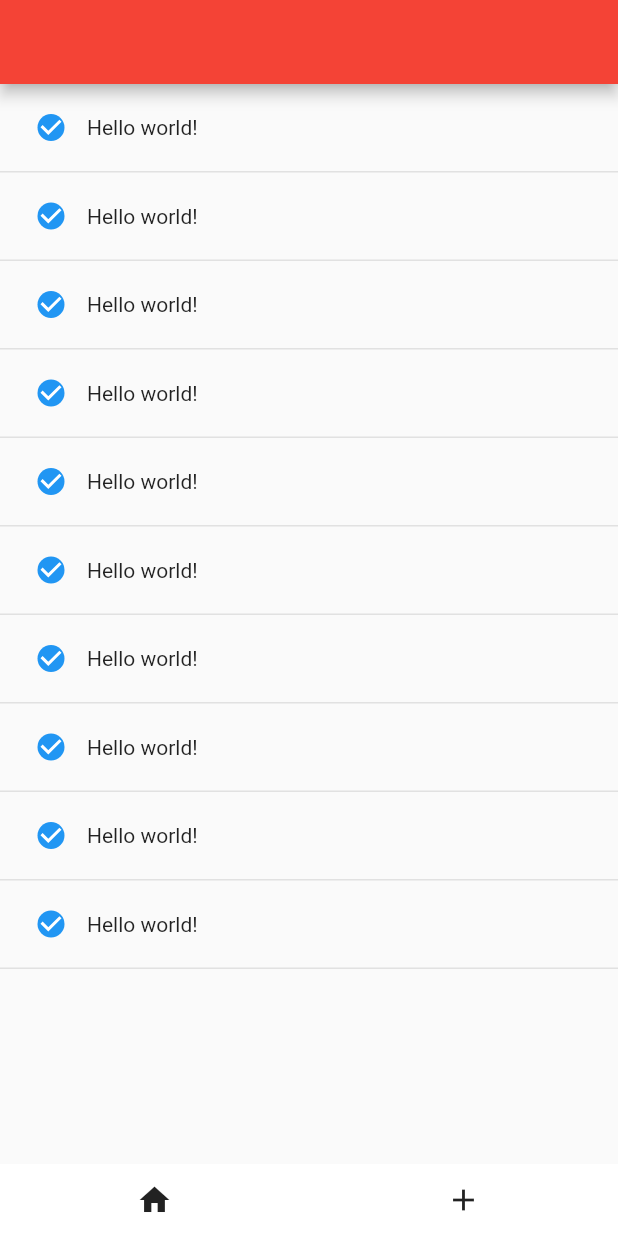
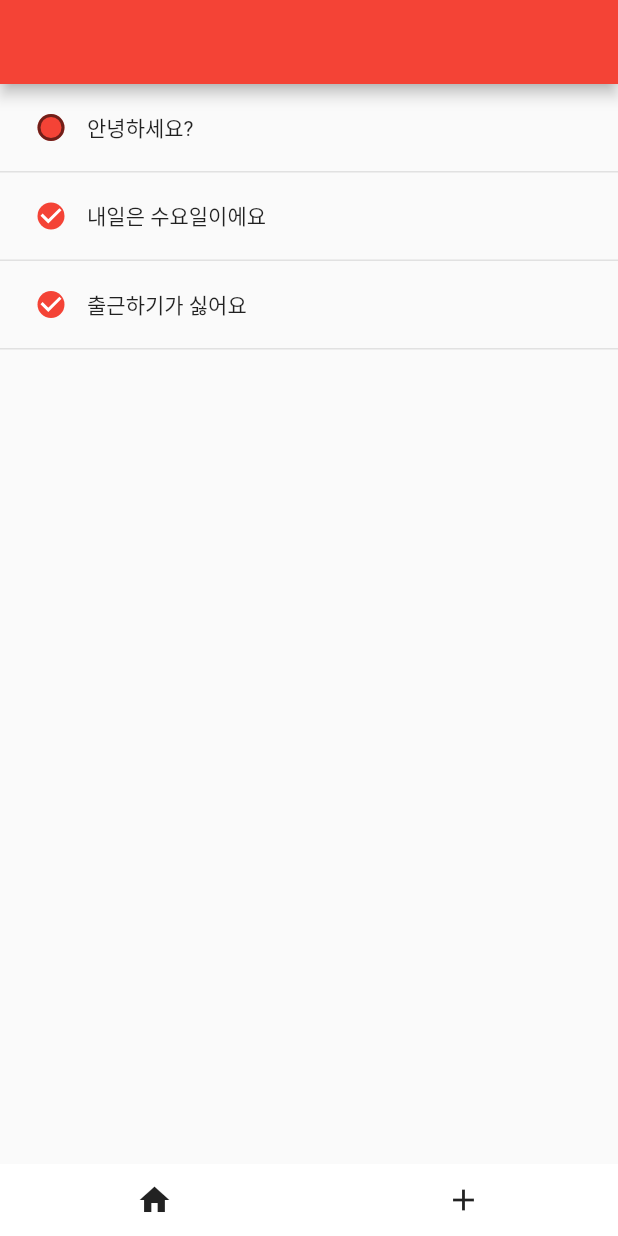
Before and after one commit to flxh4894/todolist, a Flutter app: the screen it shows after launch, on a phone screen of 412 x 824 dp. Run offline on Flutter 3.47's test engine with Material 2 defaults, Android fonts, the phone set to English and light mode, and no system bars; our stand-ins replace firebase_core, get; accounts and stored records are empty; Roboto replaces fonts that are missing (SpoqaHanSansNeo).

Commit message:
todo 클릭시 상태 변경되도록 변경 컨트롤러(서비스) 바인딩 추가 todo 모델 추가

```diff
--- a/lib/binding/init_binding.dart
+++ b/lib/binding/init_binding.dart
@@ -1,7 +1,9 @@
 import 'package:get/get.dart';
+import 'package:todolist/controllers/todo_controller.dart';
 
 class InitBinding extends Bindings {
   @override
   void dependencies() {
+    Get.put(ToDoController());
   }
 }
--- a/lib/components/todo.dart
+++ b/lib/components/todo.dart
@@ -1,11 +1,14 @@
 import 'package:flutter/material.dart';
+import 'package:todolist/controllers/todo_controller.dart';
 
 class ToDoComponent extends StatelessWidget {
+  final int index;
   final String todo;
   final bool flag;
 
   const ToDoComponent({
     Key? key,
+    required this.index,
     required this.todo,
     required this.flag,
   }) : super(key: key);
@@ -26,10 +29,13 @@ class ToDoComponent extends StatelessWidget {
         children: [
           Checkbox(
             checkColor: Colors.white,
-            fillColor: MaterialStateProperty.all(Colors.blue),
-            value: true,
+            fillColor: MaterialStateProperty.all(Colors.red),
+            value: flag,
             shape: const CircleBorder(),
-            onChanged: (bool? value) {},
+            onChanged: (bool? value) {
+              print('???');
+              ToDoController.to.changeToDoFlag(index);
+            },
           ),
           Expanded(
             child: Text(
--- /dev/null
+++ b/lib/controllers/todo_controller.dart
@@ -0,0 +1,29 @@
+import 'package:get/get.dart';
+import 'package:todolist/models/todo_model.dart';
+
+/*
+* ToDoList Controller
+* Service
+* */
+class ToDoController extends GetxService {
+  static ToDoController get to => Get.find<ToDoController>();
+
+  RxList<ToDo> todolist = <ToDo>[].obs;
+
+  @override
+  void onInit() {
+    todolist.add(ToDo(todo: "안녕하세요?", flag: false));
+    todolist.add(ToDo(todo: "내일은 수요일이에요", flag: true));
+    todolist.add(ToDo(todo: "출근하기가 싫어요", flag: true));
+    super.onInit();
+  }
+
+  /*
+  * 상태 변경
+  * */
+  void changeToDoFlag(int index) {
+    final todo = todolist[index];
+    todolist[index] = ToDo(todo: todo.todo, flag: !todo.flag);
+    todolist.refresh();
+  }
+}
--- /dev/null
+++ b/lib/models/todo_model.dart
@@ -0,0 +1,11 @@
+class ToDo {
+  final String todo;
+  final bool flag;
+
+  ToDo({
+    required this.todo,
+    required this.flag,
+  });
+
+  factory ToDo.fromJson(json) => ToDo(todo: json['todo'], flag: json['flag']);
+}
--- a/lib/pages/todolist.dart
+++ b/lib/pages/todolist.dart
@@ -1,5 +1,7 @@
 import 'package:flutter/material.dart';
+import 'package:get/get.dart';
 import 'package:todolist/components/todo.dart';
+import 'package:todolist/controllers/todo_controller.dart';
 
 class ToDoListPage extends StatelessWidget {
   const ToDoListPage({Key? key}) : super(key: key);
@@ -12,9 +14,14 @@ class ToDoListPage extends StatelessWidget {
       ),
       body: Container(
         alignment: Alignment.center,
-        child: ListView.builder(
-          itemCount: 10,
-          itemBuilder: (context, index) => ToDoComponent(todo: "Hello world!", flag: false),
+        child: Obx(
+          () => ListView.builder(
+            itemCount: ToDoController.to.todolist.length,
+            itemBuilder: (context, index) {
+              final todo = ToDoController.to.todolist[index];
+              return ToDoComponent(todo: todo.todo, flag: todo.flag, index: index,);
+            },
+          ),
         )
       ),
     );
```
